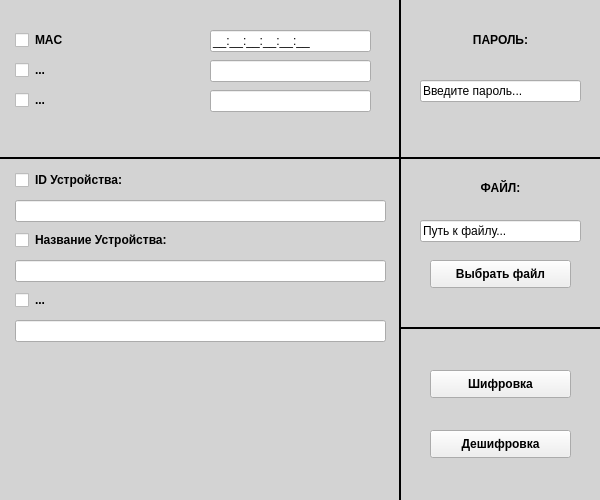
Qt form static/ui/workspace.ui (MyGit134/crypt-project) before a commit.
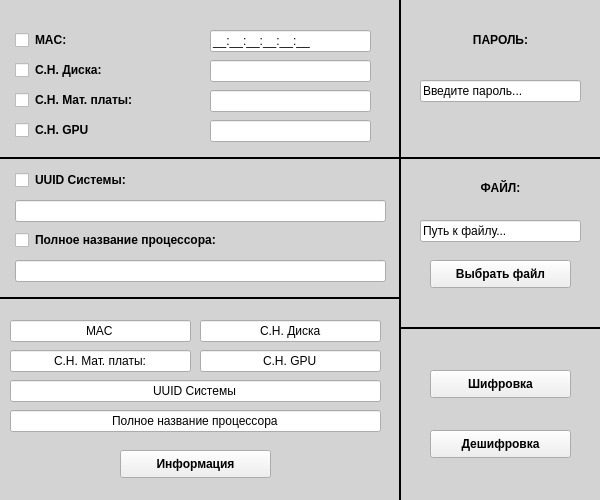
The same form after that commit.

Commit message: Обновил внешний вид программы; Изменил список используемых данных системы; Разработал модуль "keymodule.py" для создания ключа шифрования и дешифрования.

```diff
--- a/static/ui/workspace.ui
+++ b/static/ui/workspace.ui
@@ -224,7 +224,7 @@
     <string/>
    </property>
   </widget>
-  <widget class="QCheckBox" name="deviceIdBox">
+  <widget class="QCheckBox" name="uuidBox">
    <property name="geometry">
     <rect>
      <x>15</x>
@@ -237,7 +237,7 @@
     <string/>
    </property>
   </widget>
-  <widget class="QCheckBox" name="deviceNameBox">
+  <widget class="QCheckBox" name="cpuBox">
    <property name="geometry">
     <rect>
      <x>15</x>
@@ -250,7 +250,7 @@
     <string/>
    </property>
   </widget>
-  <widget class="QCheckBox" name="checkBox_5">
+  <widget class="QCheckBox" name="diskserialBox">
    <property name="geometry">
     <rect>
      <x>15</x>
@@ -282,7 +282,7 @@
     <number>17</number>
    </property>
   </widget>
-  <widget class="QLineEdit" name="deviceIdEdit">
+  <widget class="QLineEdit" name="uuidEdit">
    <property name="geometry">
     <rect>
      <x>15</x>
@@ -295,7 +295,7 @@
     <string/>
    </property>
   </widget>
-  <widget class="QLineEdit" name="nameEdit">
+  <widget class="QLineEdit" name="cpuEdit">
    <property name="geometry">
     <rect>
      <x>15</x>
@@ -304,8 +304,11 @@
      <height>22</height>
     </rect>
    </property>
+   <property name="text">
+    <string/>
+   </property>
   </widget>
-  <widget class="QLineEdit" name="lineEdit_5">
+  <widget class="QLineEdit" name="diskserialEdit">
    <property name="geometry">
     <rect>
      <x>210</x>
@@ -314,6 +317,9 @@
      <height>22</height>
     </rect>
    </property>
+   <property name="text">
+    <string/>
+   </property>
   </widget>
   <widget class="QLabel" name="label_3">
    <property name="geometry">
@@ -332,7 +338,7 @@
     </font>
    </property>
    <property name="text">
-    <string>MAC</string>
+    <string>MAC:</string>
    </property>
   </widget>
   <widget class="QLabel" name="label_5">
@@ -340,7 +346,7 @@
     <rect>
      <x>35</x>
      <y>170</y>
-     <width>121</width>
+     <width>271</width>
      <height>20</height>
     </rect>
    </property>
@@ -352,7 +358,7 @@
     </font>
    </property>
    <property name="text">
-    <string>ID Устройства:</string>
+    <string>UUID Системы:</string>
    </property>
   </widget>
   <widget class="QLabel" name="label_6">
@@ -360,7 +366,7 @@
     <rect>
      <x>35</x>
      <y>230</y>
-     <width>181</width>
+     <width>241</width>
      <height>20</height>
     </rect>
    </property>
@@ -372,7 +378,7 @@
     </font>
    </property>
    <property name="text">
-    <string>Название Устройства:</string>
+    <string>Полное название процессора:</string>
    </property>
   </widget>
   <widget class="QLabel" name="label_7">
@@ -380,7 +386,7 @@
     <rect>
      <x>35</x>
      <y>60</y>
-     <width>71</width>
+     <width>171</width>
      <height>20</height>
     </rect>
    </property>
@@ -392,7 +398,7 @@
     </font>
    </property>
    <property name="text">
-    <string>...</string>
+    <string>С.Н. Диска:</string>
    </property>
   </widget>
   <widget class="QLabel" name="label_9">
@@ -430,7 +436,7 @@
     <enum>Qt::Horizontal</enum>
    </property>
   </widget>
-  <widget class="QCheckBox" name="checkBox_6">
+  <widget class="QCheckBox" name="mbserialBox">
    <property name="geometry">
     <rect>
      <x>15</x>
@@ -448,7 +454,7 @@
     <rect>
      <x>35</x>
      <y>90</y>
-     <width>71</width>
+     <width>171</width>
      <height>20</height>
     </rect>
    </property>
@@ -460,10 +466,10 @@
     </font>
    </property>
    <property name="text">
-    <string>...</string>
+    <string>С.Н. Мат. платы:</string>
    </property>
   </widget>
-  <widget class="QLineEdit" name="lineEdit_6">
+  <widget class="QLineEdit" name="mbserialEdit">
    <property name="geometry">
     <rect>
      <x>210</x>
@@ -472,12 +478,28 @@
      <height>22</height>
     </rect>
    </property>
+   <property name="text">
+    <string/>
+   </property>
   </widget>
-  <widget class="QCheckBox" name="checkBox_7">
+  <widget class="QLineEdit" name="gpuserialEdit">
+   <property name="geometry">
+    <rect>
+     <x>210</x>
+     <y>120</y>
+     <width>161</width>
+     <height>22</height>
+    </rect>
+   </property>
+   <property name="text">
+    <string/>
+   </property>
+  </widget>
+  <widget class="QCheckBox" name="gpuserialBox">
    <property name="geometry">
     <rect>
      <x>15</x>
-     <y>290</y>
+     <y>120</y>
      <width>21</width>
      <height>20</height>
     </rect>
@@ -486,12 +508,12 @@
     <string/>
    </property>
   </widget>
-  <widget class="QLabel" name="label_10">
+  <widget class="QLabel" name="label_11">
    <property name="geometry">
     <rect>
      <x>35</x>
-     <y>290</y>
-     <width>71</width>
+     <y>120</y>
+     <width>171</width>
      <height>20</height>
     </rect>
    </property>
@@ -503,17 +525,166 @@
     </font>
    </property>
    <property name="text">
-    <string>...</string>
+    <string>С.Н. GPU</string>
    </property>
   </widget>
-  <widget class="QLineEdit" name="lineEdit_7">
+  <widget class="QLineEdit" name="uuidinfoEdit">
    <property name="geometry">
     <rect>
-     <x>15</x>
-     <y>320</y>
+     <x>10</x>
+     <y>380</y>
      <width>371</width>
      <height>22</height>
     </rect>
+   </property>
+   <property name="text">
+    <string>UUID Системы</string>
+   </property>
+   <property name="alignment">
+    <set>Qt::AlignCenter</set>
+   </property>
+   <property name="readOnly">
+    <bool>true</bool>
+   </property>
+  </widget>
+  <widget class="QLineEdit" name="cpuinfoEdit">
+   <property name="geometry">
+    <rect>
+     <x>10</x>
+     <y>410</y>
+     <width>371</width>
+     <height>22</height>
+    </rect>
+   </property>
+   <property name="text">
+    <string>Полное название процессора</string>
+   </property>
+   <property name="alignment">
+    <set>Qt::AlignCenter</set>
+   </property>
+   <property name="readOnly">
+    <bool>true</bool>
+   </property>
+  </widget>
+  <widget class="QLineEdit" name="mbserialinfoEdit">
+   <property name="geometry">
+    <rect>
+     <x>10</x>
+     <y>350</y>
+     <width>181</width>
+     <height>22</height>
+    </rect>
+   </property>
+   <property name="text">
+    <string>С.Н. Мат. платы:</string>
+   </property>
+   <property name="alignment">
+    <set>Qt::AlignCenter</set>
+   </property>
+   <property name="readOnly">
+    <bool>true</bool>
+   </property>
+  </widget>
+  <widget class="QLineEdit" name="gpuserialinfoEdit">
+   <property name="geometry">
+    <rect>
+     <x>200</x>
+     <y>350</y>
+     <width>181</width>
+     <height>22</height>
+    </rect>
+   </property>
+   <property name="text">
+    <string>С.Н. GPU</string>
+   </property>
+   <property name="alignment">
+    <set>Qt::AlignCenter</set>
+   </property>
+   <property name="readOnly">
+    <bool>true</bool>
+   </property>
+  </widget>
+  <widget class="QLineEdit" name="macinfoEdit">
+   <property name="geometry">
+    <rect>
+     <x>10</x>
+     <y>320</y>
+     <width>181</width>
+     <height>22</height>
+    </rect>
+   </property>
+   <property name="layoutDirection">
+    <enum>Qt::LeftToRight</enum>
+   </property>
+   <property name="inputMask">
+    <string/>
+   </property>
+   <property name="text">
+    <string>MAC</string>
+   </property>
+   <property name="alignment">
+    <set>Qt::AlignCenter</set>
+   </property>
+   <property name="readOnly">
+    <bool>true</bool>
+   </property>
+  </widget>
+  <widget class="QLineEdit" name="serialinfoEdit">
+   <property name="geometry">
+    <rect>
+     <x>200</x>
+     <y>320</y>
+     <width>181</width>
+     <height>22</height>
+    </rect>
+   </property>
+   <property name="text">
+    <string>С.Н. Диска</string>
+   </property>
+   <property name="alignment">
+    <set>Qt::AlignCenter</set>
+   </property>
+   <property name="readOnly">
+    <bool>true</bool>
+   </property>
+  </widget>
+  <widget class="Line" name="line_5">
+   <property name="geometry">
+    <rect>
+     <x>0</x>
+     <y>290</y>
+     <width>401</width>
+     <height>16</height>
+    </rect>
+   </property>
+   <property name="frameShadow">
+    <enum>QFrame::Plain</enum>
+   </property>
+   <property name="lineWidth">
+    <number>2</number>
+   </property>
+   <property name="orientation">
+    <enum>Qt::Horizontal</enum>
+   </property>
+  </widget>
+  <widget class="QPushButton" name="infoButton">
+   <property name="geometry">
+    <rect>
+     <x>120</x>
+     <y>450</y>
+     <width>151</width>
+     <height>28</height>
+    </rect>
+   </property>
+   <property name="font">
+    <font>
+     <pointsize>9</pointsize>
+     <weight>75</weight>
+     <bold>true</bold>
+    </font>
+   </property>
+   <property name="text">
+    <string>Информация</string>
    </property>
   </widget>
   <zorder>label_9</zorder>
@@ -528,24 +699,32 @@
   <zorder>encryptButton</zorder>
   <zorder>decryptButton</zorder>
   <zorder>macBox</zorder>
-  <zorder>deviceIdBox</zorder>
-  <zorder>deviceNameBox</zorder>
-  <zorder>checkBox_5</zorder>
+  <zorder>uuidBox</zorder>
+  <zorder>cpuBox</zorder>
+  <zorder>diskserialBox</zorder>
   <zorder>macEdit</zorder>
-  <zorder>deviceIdEdit</zorder>
-  <zorder>nameEdit</zorder>
-  <zorder>lineEdit_5</zorder>
+  <zorder>uuidEdit</zorder>
+  <zorder>cpuEdit</zorder>
+  <zorder>diskserialEdit</zorder>
   <zorder>label_3</zorder>
   <zorder>label_5</zorder>
   <zorder>label_6</zorder>
   <zorder>label_7</zorder>
   <zorder>line_4</zorder>
-  <zorder>checkBox_6</zorder>
+  <zorder>mbserialBox</zorder>
   <zorder>label_8</zorder>
-  <zorder>lineEdit_6</zorder>
-  <zorder>checkBox_7</zorder>
-  <zorder>label_10</zorder>
-  <zorder>lineEdit_7</zorder>
+  <zorder>mbserialEdit</zorder>
+  <zorder>gpuserialEdit</zorder>
+  <zorder>gpuserialBox</zorder>
+  <zorder>label_11</zorder>
+  <zorder>uuidinfoEdit</zorder>
+  <zorder>cpuinfoEdit</zorder>
+  <zorder>mbserialinfoEdit</zorder>
+  <zorder>gpuserialinfoEdit</zorder>
+  <zorder>macinfoEdit</zorder>
+  <zorder>serialinfoEdit</zorder>
+  <zorder>line_5</zorder>
+  <zorder>infoButton</zorder>
  </widget>
  <resources/>
  <connections/>
```
The commit also changes 4 other files.
